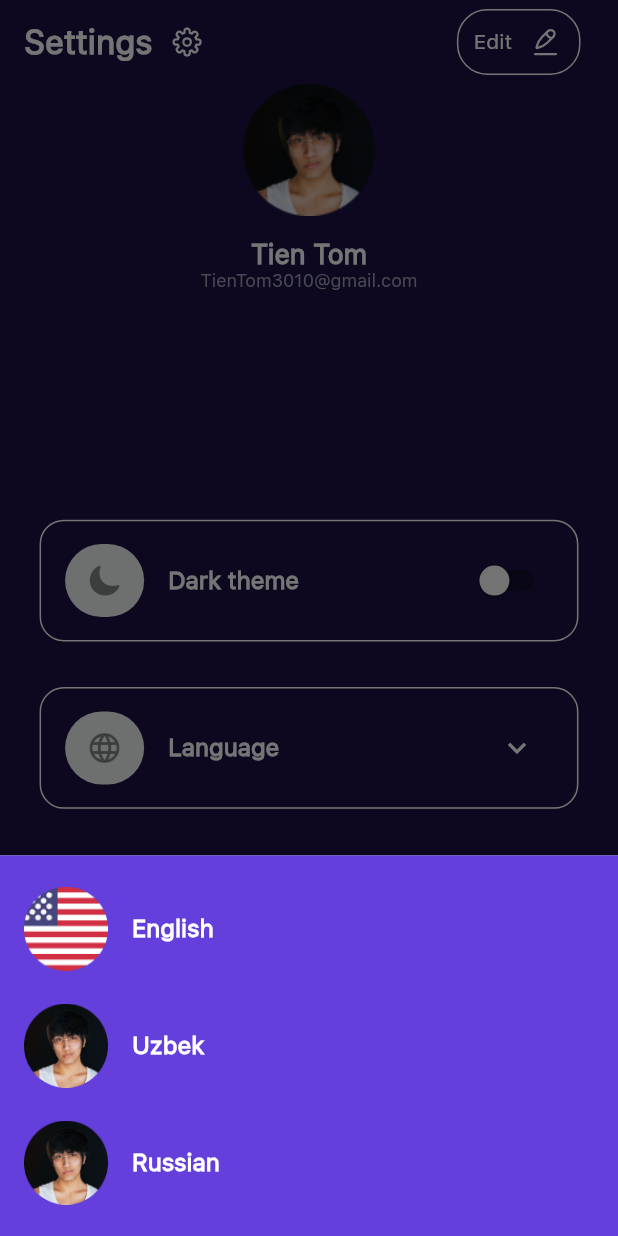
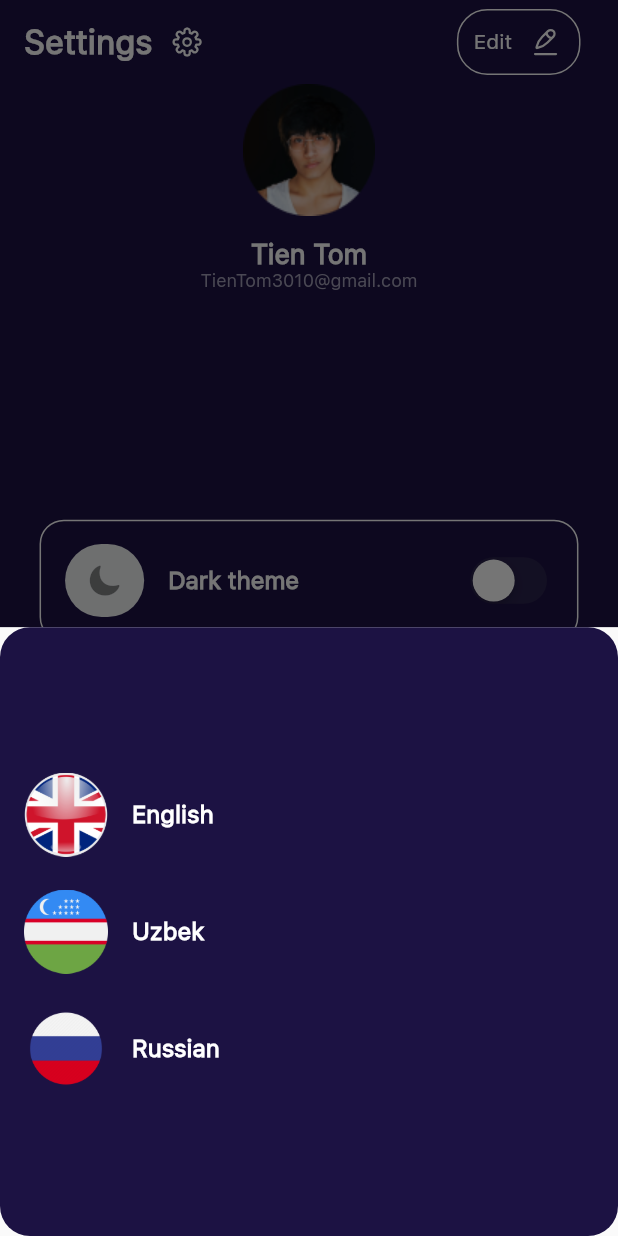
Before and after one commit to AkmaljonMOBILEdev/daily_routine_app, a Flutter app: the SettingsScreen screen opened by its route, after a tap on the "keyboard arrow down" icon, on a phone screen of 412 x 824 dp. Run offline on Flutter 3.47's test engine with Material 2 defaults, Android fonts, the phone set to English and light mode, and no system bars; drawn by our look-alikes of zoom_tap_animation; our stand-ins replace flutter_screenutil, flutter_svg, shared_preferences; accounts and stored records are empty; statements that could not run were skipped.

```diff
--- a/lib/main.dart
+++ b/lib/main.dart
@@ -1,5 +1,6 @@
 
 import 'package:daily_routine_app/utils/app_routes.dart';
+import 'package:daily_routine_app/utils/colors.dart';
 import 'package:daily_routine_app/utils/theme.dart';
 import 'package:flutter/material.dart';
 import 'package:flutter_screenutil/flutter_screenutil.dart';
@@ -21,6 +22,7 @@ class MyApp extends StatelessWidget {
       splitScreenMode: true,
       builder: (BuildContext context, Widget? child) {
       return MaterialApp(
+        color: AppColors.c1C1243,
       theme: AppTheme.lightTheme,
       darkTheme: AppTheme.darkTheme,
       themeMode: ThemeMode.dark,
--- a/lib/ui/settings_screen/settings_screen.dart
+++ b/lib/ui/settings_screen/settings_screen.dart
@@ -79,7 +79,7 @@ class _SettingsScreenState extends State<SettingsScreen> {
                     child: Icon(CupertinoIcons.moon_fill),
                   ),
                   title: Text('Dark theme'),
-                  trailing:Switch(
+                  trailing:CupertinoSwitch(
                     onChanged: (h) {
                       setState(() {
                         appTheme = initialval ? themLight : themeDark;
@@ -115,18 +115,21 @@ class _SettingsScreenState extends State<SettingsScreen> {
                       showModalBottomSheet<void>(
                         context: context, builder: (BuildContext context) {
                           return Container(
-                            height: 250.h,
-                            color: AppColors.c643FDB,
+                            height: 400.h,
+                            decoration: BoxDecoration(
+                              borderRadius: BorderRadius.circular(20),
+                              color: AppColors.c1C1243,
+                            ),
                               child: Center(
                                 child: Column(
                                   mainAxisAlignment: MainAxisAlignment.center,
                                   mainAxisSize: MainAxisSize.min,
                                   children:[
-                                   EditLanguage(title: 'English', photo: AppImages.america),
+                                   EditLanguage(title: 'English', photo: AppImages.english),
                                     SizedBox(height: 20.w,),
-                                    EditLanguage(title: 'Uzbek', photo: AppImages.avatar),
+                                    EditLanguage(title: 'Uzbek', photo: AppImages.uzbek),
                                     SizedBox(height: 20.w,),
-                                    EditLanguage(title: 'Russian', photo: AppImages.avatar),
+                                    EditLanguage(title: 'Russian', photo: AppImages.ruusian),
 
 
                                   ],
--- a/lib/utils/images.dart
+++ b/lib/utils/images.dart
@@ -6,7 +6,10 @@ class AppImages{
   static const task = 'assets/svg/task.svg';
   static const settings = 'assets/svg/settings.svg';
   static const avatar = 'assets/images/avatar.png';
-  static const america = 'assets/images/America.png';
+  static const english = 'assets/images/united_kingdom.png';
+  static const uzbek = 'assets/images/uzbekistan.png';
+  static const ruusian = 'assets/images/ruusian.png';
+
 
 
 
```
Also changed, not shown: assets/images/America.png (deleted), assets/images/ruusian.png (added), assets/images/united_kingdom.png (added), assets/images/uzbekistan.png (added).
